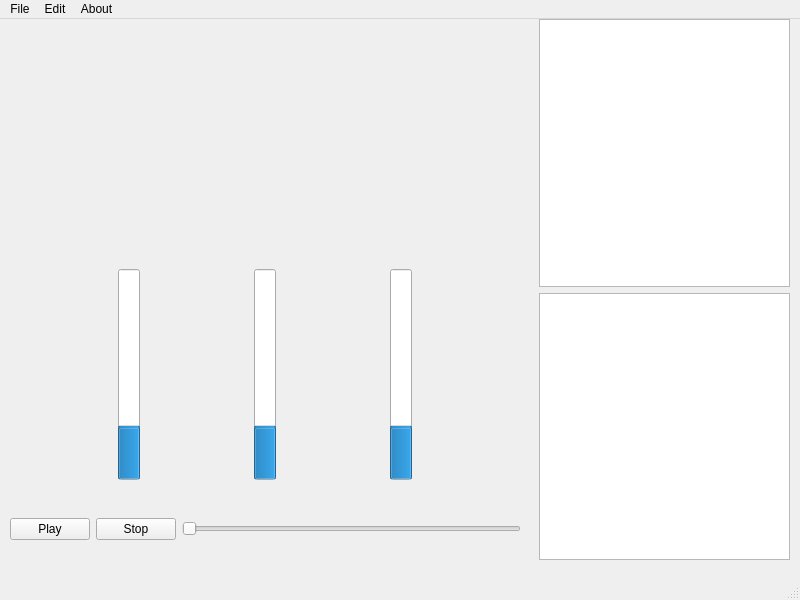
Above: musicplayer.ui from Electro-Corp/MusicPlayer before the change. Below: the same form after it.
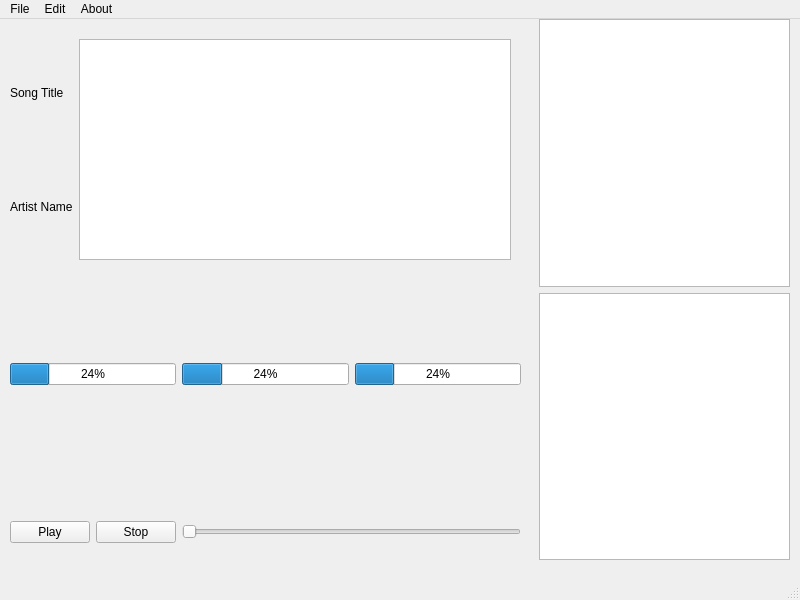
That is the form after the change.

Diff of the .ui file:
```diff
--- a/musicplayer.ui
+++ b/musicplayer.ui
@@ -38,7 +38,7 @@
       <x>10</x>
       <y>470</y>
       <width>511</width>
-      <height>80</height>
+      <height>86</height>
      </rect>
     </property>
     <layout class="QHBoxLayout" name="horizontalLayout">
@@ -80,9 +80,6 @@
        <property name="value">
         <number>24</number>
        </property>
-       <property name="orientation">
-        <enum>Qt::Orientation::Vertical</enum>
-       </property>
       </widget>
      </item>
      <item>
@@ -90,9 +87,6 @@
        <property name="value">
         <number>24</number>
        </property>
-       <property name="orientation">
-        <enum>Qt::Orientation::Vertical</enum>
-       </property>
       </widget>
      </item>
      <item>
@@ -101,7 +95,7 @@
         <number>24</number>
        </property>
        <property name="orientation">
-        <enum>Qt::Orientation::Vertical</enum>
+        <enum>Qt::Horizontal</enum>
        </property>
       </widget>
      </item>
@@ -111,12 +105,34 @@
     <property name="geometry">
      <rect>
       <x>10</x>
-      <y>10</y>
-      <width>511</width>
-      <height>231</height>
+      <y>20</y>
+      <width>501</width>
+      <height>221</height>
      </rect>
     </property>
-    <layout class="QGridLayout" name="gridLayout"/>
+    <layout class="QHBoxLayout" name="horizontalLayout_3">
+     <item>
+      <layout class="QVBoxLayout" name="verticalLayout_2">
+       <item>
+        <widget class="QLabel" name="songTitle">
+         <property name="text">
+          <string>Song Title</string>
+         </property>
+        </widget>
+       </item>
+       <item>
+        <widget class="QLabel" name="artistName">
+         <property name="text">
+          <string>Artist Name</string>
+         </property>
+        </widget>
+       </item>
+      </layout>
+     </item>
+     <item>
+      <widget class="QGraphicsView" name="graphicsView"/>
+     </item>
+    </layout>
    </widget>
   </widget>
   <widget class="QMenuBar" name="menubar">
```
Left out of the diff: 12 changed lines with no effect on the pictures.
